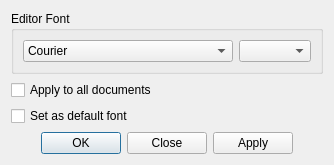
First picture: the form in src/DialogFonts.ui, repository eteran/nedit-ng, before the edit.
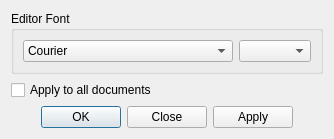
Second picture: the form after the edit.

Commit message: remove "Set as default font" option in Text Fonts dialog

```diff
--- a/src/DialogFonts.ui
+++ b/src/DialogFonts.ui
@@ -7,7 +7,7 @@
     <x>0</x>
     <y>0</y>
     <width>334</width>
-    <height>152</height>
+    <height>129</height>
    </rect>
   </property>
   <property name="windowTitle">
@@ -52,16 +52,6 @@
      </property>
     </widget>
    </item>
-   <item>
-    <widget class="QCheckBox" name="fontSetAsDef">
-     <property name="focusPolicy">
-      <enum>Qt::StrongFocus</enum>
-     </property>
-     <property name="text">
-      <string>Set as default font</string>
-     </property>
-    </widget>
-   </item>
    <item>
     <widget class="QDialogButtonBox" name="buttonBox">
      <property name="orientation">
```
The commit also changes 1 other file.
